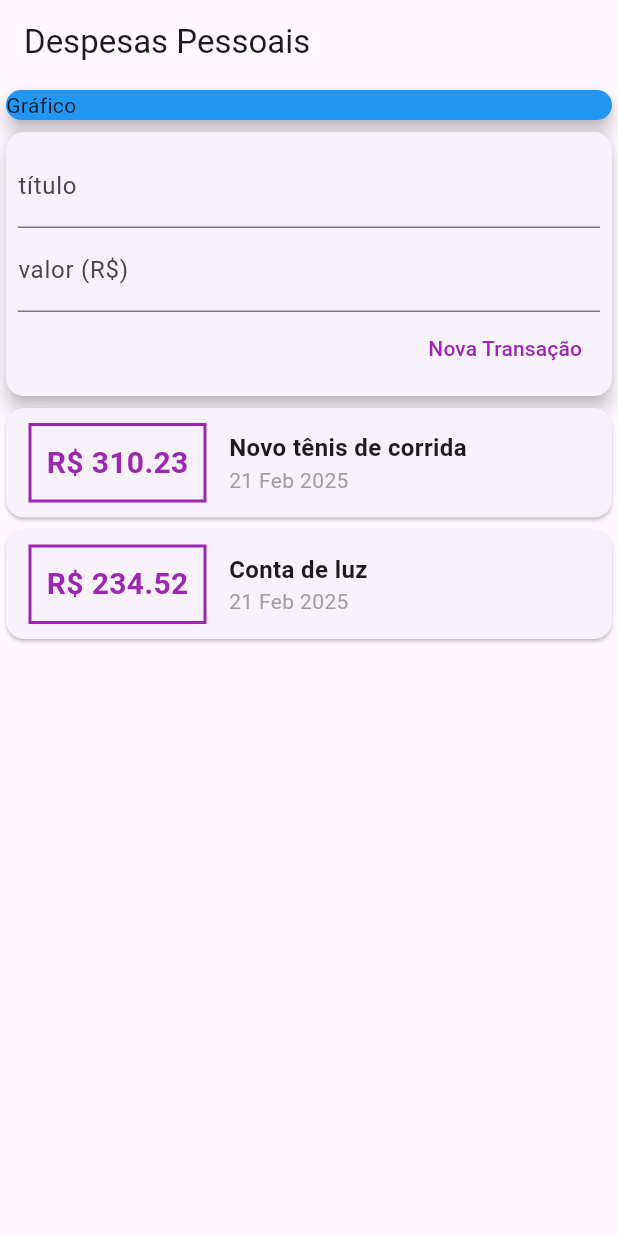
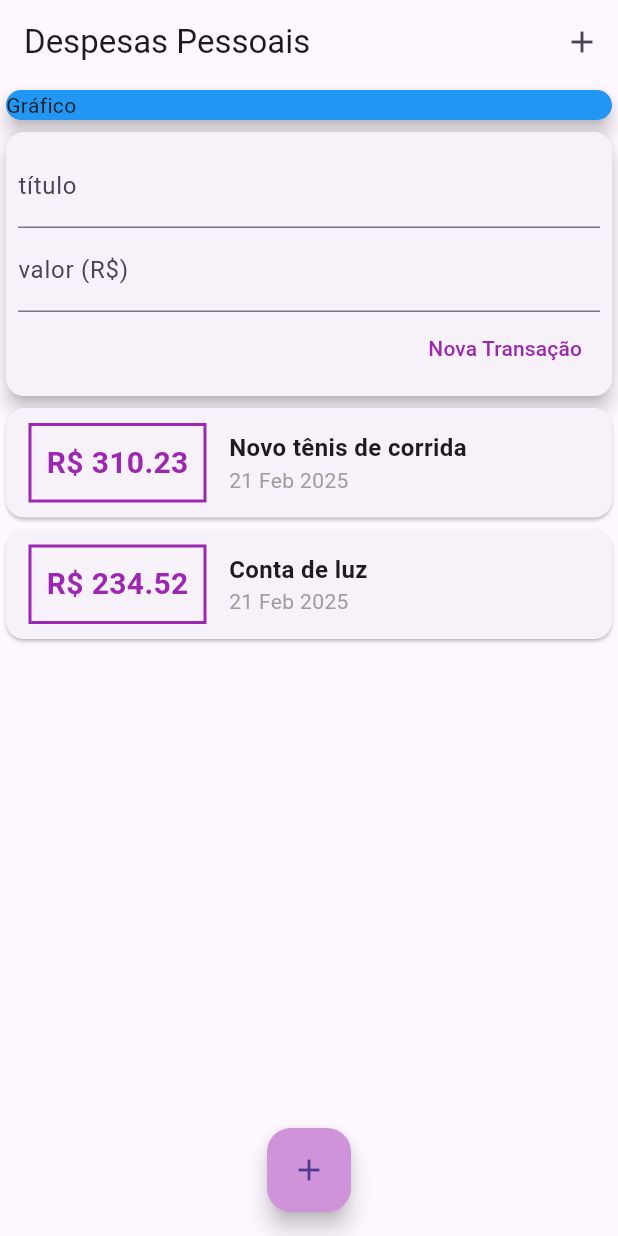
Before and after one commit to BragaMask/AppReal, a Flutter app: the screen it shows after launch, on a phone screen of 412 x 824 dp. Run offline on Flutter 3.47's test engine with Material 3 defaults, Android fonts, the phone set to English and light mode, and no system bars.

Commit message:
adição dos botões para a transação

```diff
--- a/lib/components/transaction_form.dart
+++ b/lib/components/transaction_form.dart
@@ -1,5 +1,3 @@
-import 'dart:ffi';
-
 import 'package:flutter/material.dart';
 
 class TransactionForm extends StatelessWidget {
@@ -37,9 +35,9 @@ class TransactionForm extends StatelessWidget {
             ),
             TextField(
               controller: valueController,
-              keyboardType: TextInputType.numberWithOptions(decimal: true),
+              keyboardType: const TextInputType.numberWithOptions(decimal: true),
               onSubmitted: (_) => _submitForm(),
-              decoration: InputDecoration(
+              decoration: const InputDecoration(
                 labelText: 'valor (R\$)',
               ),
             ),
--- a/lib/main.dart
+++ b/lib/main.dart
@@ -1,9 +1,5 @@
-import 'package:appreal/components/transaction_form.dart';
-import 'package:appreal/components/transaction_list.dart';
 import 'package:appreal/components/transaction_user.dart';
-import 'package:appreal/transaction.dart';
 import 'package:flutter/material.dart';
-import 'package:intl/intl.dart';
 
 main() => runApp(const ExpensesApp());
 
@@ -25,20 +21,30 @@ class MyHomePage extends StatelessWidget {
     return Scaffold(
       appBar: AppBar(
         title: const Text("Despesas Pessoais"),
+        actions: [
+          IconButton(
+            onPressed: () {},
+            icon: const Icon(Icons.add),
+          )
+        ],
       ),
-      body: Column(
+      body: const Column(
         crossAxisAlignment: CrossAxisAlignment.stretch,
         children: [
-          Container(
-            child: Card(
-              color: Colors.blue,
-              child: Text("Gráfico"),
-              elevation: 5,
-            ),
+          Card(
+            color: Colors.blue,
+            elevation: 5,
+            child: Text("Gráfico"),
           ),
           TransactionUser(),
         ],
       ),
+      floatingActionButton: FloatingActionButton(
+        child: const Icon(Icons.add),
+        backgroundColor: Colors.purple[200],
+        onPressed: () {},
+      ),
+      floatingActionButtonLocation: FloatingActionButtonLocation.centerFloat,
     );
   }
 }
```
Also changed, not shown: 4 other files.
